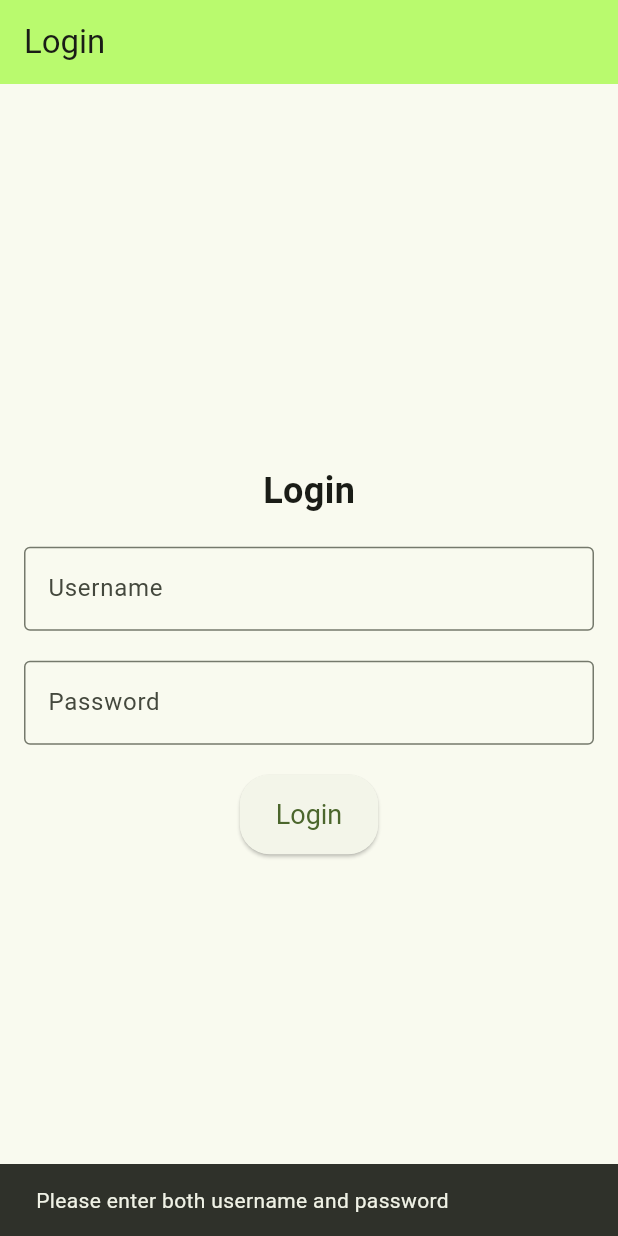
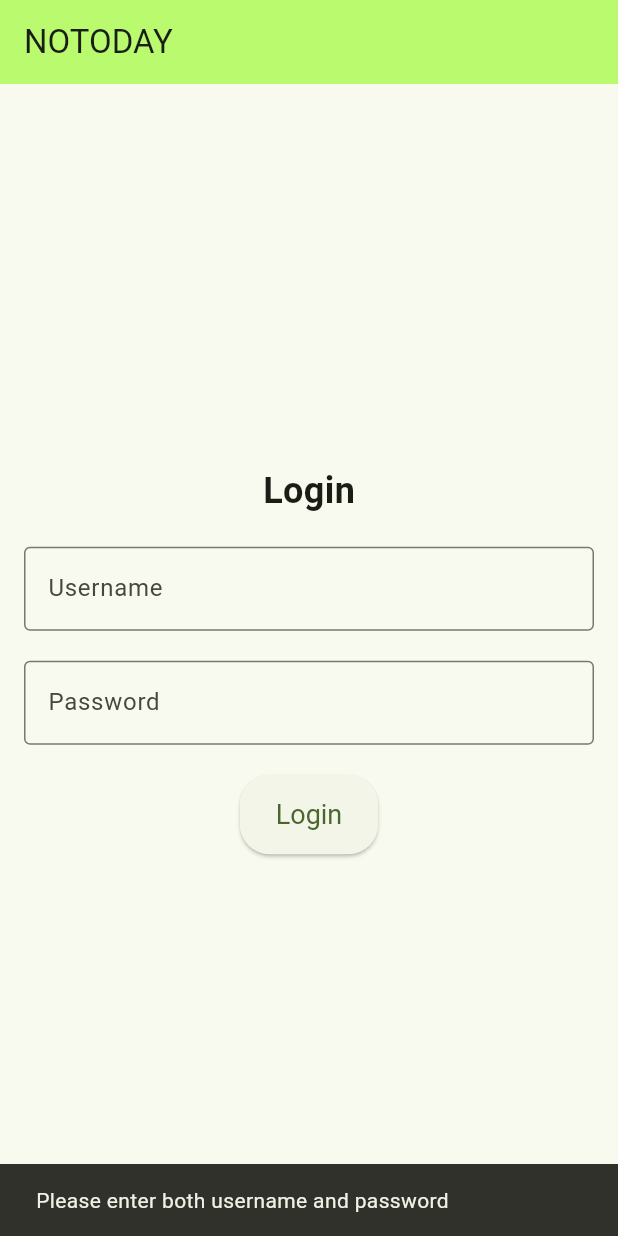
Before and after one commit to martinschwill/notoday, a Flutter app: the screen it shows after launch, after a tap on "Login", on a phone screen of 412 x 824 dp. Run offline on Flutter 3.47's test engine with Material 3 defaults, Android fonts, the phone set to English and light mode, and no system bars; network calls fail.

Commit message:
created config.dart to store current backend IP address and made URLs dynamic in all the .dart's

```diff
--- /dev/null
+++ b/lib/config.dart
@@ -0,0 +1 @@
+const String baseUrl = 'http://192.168.33.12:5001'; // Replace with your current IP
--- a/lib/home.dart
+++ b/lib/home.dart
@@ -3,6 +3,7 @@ import 'dart:convert';
 import 'package:http/http.dart' as http;
 import 'daily.dart';
 import 'login.dart'; // Import the file where LoginPage is defined
+import 'config.dart';
 
 class HomePage extends StatefulWidget {
   final int userId;
@@ -19,7 +20,7 @@ class _HomePageState extends State<HomePage> {
 
   Future<void> _fetchDaysSinceSober() async {
     try {
-      final response = await http.get(Uri.parse('http://10.2.40.116:5001/users/${widget.userId}/days_since_sober'));
+      final response = await http.get(Uri.parse('$baseUrl/users/${widget.userId}/days_since_sober'));
       if (response.statusCode == 200) {
         final data = json.decode(response.body);
         setState(() {
--- a/lib/login.dart
+++ b/lib/login.dart
@@ -2,6 +2,7 @@ import 'package:flutter/material.dart';
 import 'dart:convert';
 import 'package:http/http.dart' as http;
 import 'home.dart';
+import 'config.dart';
 
 class LoginPage extends StatefulWidget {
   const LoginPage({super.key});
@@ -22,7 +23,7 @@ class _LoginPageState extends State<LoginPage> {
       try {
         // Send login credentials to the backend
         final response = await http.post(
-          Uri.parse('http://10.2.40.116:5001/login'), // Replace with your backend URL
+          Uri.parse('$baseUrl/login'), // Replace with your backend URL
           headers: {"Content-Type": "application/json"},
           body: json.encode({
             "user_name": userName,
@@ -66,7 +67,7 @@ class _LoginPageState extends State<LoginPage> {
   Widget build(BuildContext context) {
     return Scaffold(
       appBar: AppBar(
-        title: const Text('Login'),
+        title: const Text('NOTODAY'),
         backgroundColor: const Color.fromARGB(255, 185, 250, 110),
       ),
       body: Padding(
```
Also changed, not shown: lib/daily.dart (+4 -3 lines).
